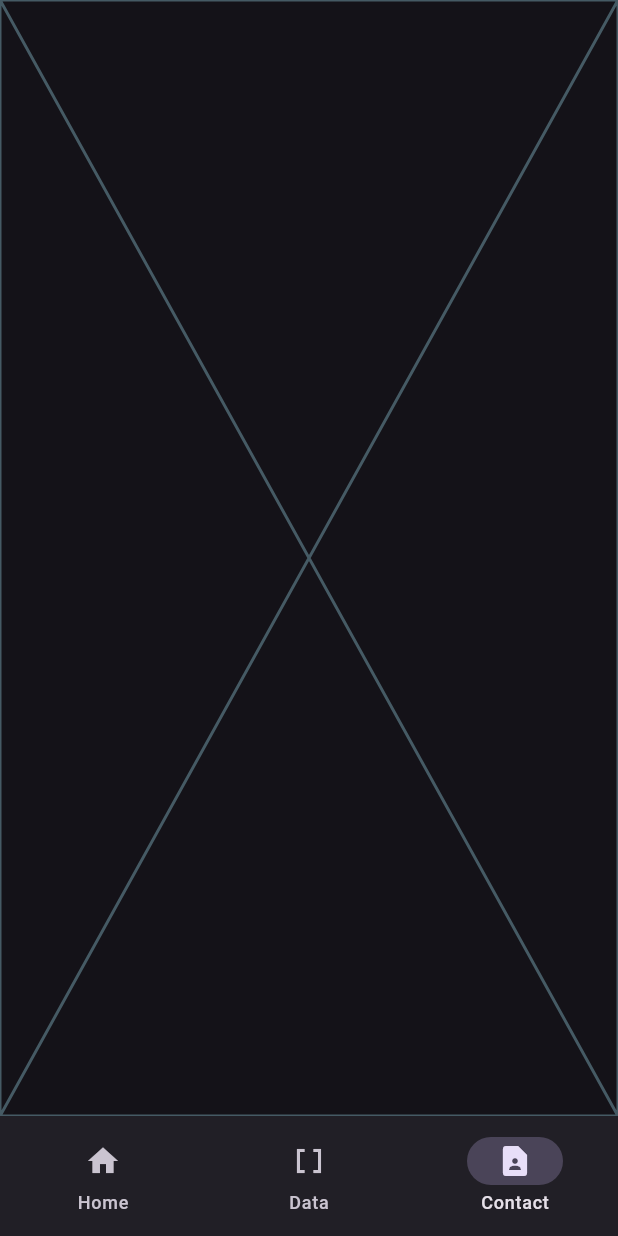
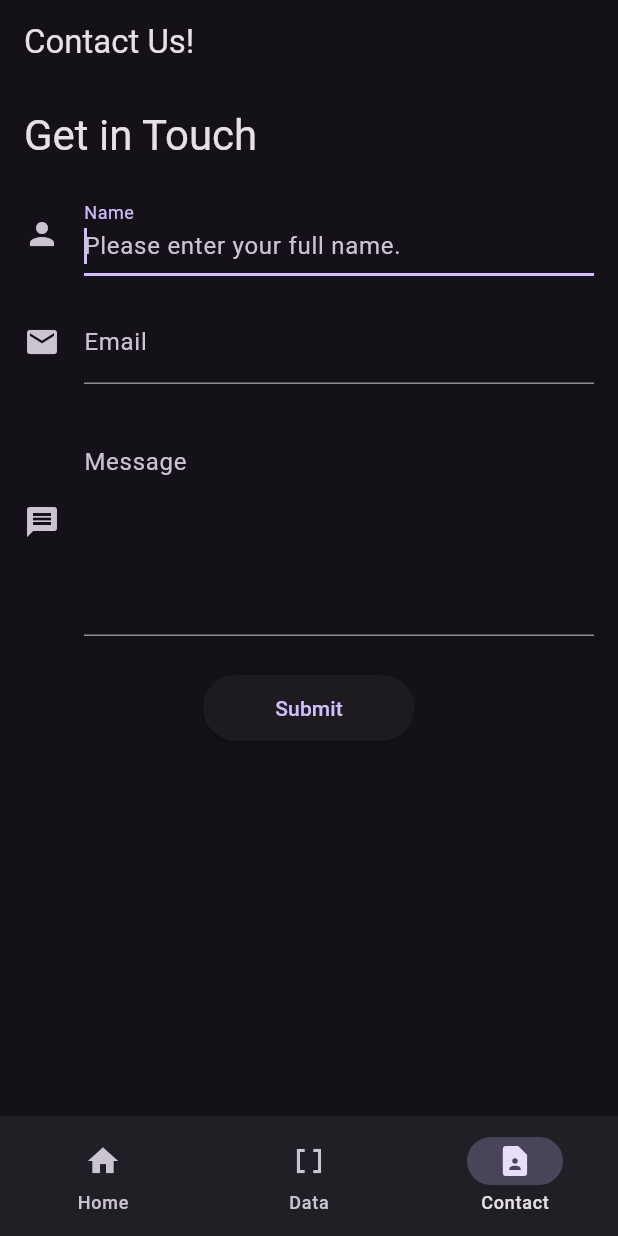
Before and after one commit to cald0145/flutter_navigation_app, a Flutter app: the screen it shows after launch, item 3 of the bottom bar chosen, on a phone screen of 412 x 824 dp. Run offline on Flutter 3.47's test engine with Material 3 defaults, Android fonts, the phone set to English and light mode, and no system bars; network calls fail.

Commit message:
Add ContactPage and DataPage; update main screen navigation implement pokemon api using http package, sceondary requests for pokemon information, handle api response parsing and errors, data display feature, implement async data handling, grid view with card widgets for pokemon data display pokemon name, type, and height proper error handling for api calls

```diff
--- a/lib/main.dart
+++ b/lib/main.dart
@@ -36,8 +36,8 @@ class _MainScreenState extends State<MainScreen> {
     return Scaffold(
       body: <Widget>[
         const HomePage(),
-        const Placeholder(), // DataScreen will go here
-        const Placeholder(), // ContactScreen will go here
+        const DataPage(),
+        const ContactPage(),
       ][currentPageIndex],
       bottomNavigationBar: NavigationBar(
         onDestinationSelected: (int index) {
--- a/lib/screens/contact_page.dart
+++ b/lib/screens/contact_page.dart
@@ -0,0 +1,150 @@
+import 'package:flutter/material.dart';
+
+class ContactPage extends StatefulWidget {
+  const ContactPage({super.key});
+
+  @override
+  State<ContactPage> createState() => _ContactPageState();
+}
+
+class _ContactPageState extends State<ContactPage> {
+  // create form key for validation and saving
+  final _formKey = GlobalKey<FormState>();
+
+  // form field controllers
+  final _nameController = TextEditingController();
+  final _emailController = TextEditingController();
+  final _messageController = TextEditingController();
+
+  @override
+  void dispose() {
+    // clean up controllers when widget is disposed
+    _nameController.dispose();
+    _emailController.dispose();
+    _messageController.dispose();
+    super.dispose();
+  }
+
+  // handle form submission
+  void _submitForm() {
+    if (_formKey.currentState!.validate()) {
+      _formKey.currentState!.save();
+      // show success message
+      ScaffoldMessenger.of(context).showSnackBar(
+        const SnackBar(content: Text('Your form has been submitted successfully!')),
+      );
+      // clear form
+      _formKey.currentState!.reset();
+    }
+  }
+
+  @override
+  Widget build(BuildContext context) {
+    return Scaffold(
+      appBar: AppBar(
+        title: const Text('Contact Us!'),
+      ),
+      body: SingleChildScrollView(
+        padding: const EdgeInsets.all(16.0),
+        child: Form(
+          key: _formKey,
+          child: Column(
+            crossAxisAlignment: CrossAxisAlignment.start,
+            children: [
+              Text(
+                'Get in Touch',
+                style: Theme.of(context).textTheme.headlineMedium,
+              ),
+              const SizedBox(height: 20),
+              TextFormField(
+                controller: _nameController,
+                autofocus: true,
+                keyboardType: TextInputType.name,
+                textInputAction: TextInputAction.next,
+                decoration: const InputDecoration(
+                  icon: Icon(Icons.person),
+                  labelText: 'Name',
+                  hintText: 'Please enter your full name.',
+                ),
+                validator: (value) {
+                  if (value == null || value.isEmpty) {
+                    return 'Please enter your name properly!';
+                  }
+                  return null;
+                },
+                onSaved: (value) {
+                  // save name value
+                  print('Name saved: $value');
+                },
+              ),
+              const SizedBox(height: 16),
+              TextFormField(
+                controller: _emailController,
+                keyboardType: TextInputType.emailAddress,
+                textInputAction: TextInputAction.next,
+                decoration: const InputDecoration(
+                  icon: Icon(Icons.email),
+                  labelText: 'Email',
+                  hintText: 'please enter your email address.',
+                ),
+                validator: (value) {
+                  if (value == null || value.isEmpty) {
+                    return 'Whoops, please enter your email!';
+                  }
+                  if (!RegExp(r'^[\w-\.]+@([\w-]+\.)+[\w-]{2,4}$')
+                      .hasMatch(value)) {
+                    return 'Oh no, please enter a valid email address!';
+                  }
+                  return null;
+                },
+                onSaved: (value) {
+                  // save email value
+                  print('Email saved: $value');
+                },
+              ),
+              const SizedBox(height: 16),
+              TextFormField(
+                controller: _messageController,
+                keyboardType: TextInputType.multiline,
+                textInputAction: TextInputAction.newline,
+                maxLines: 5,
+                decoration: const InputDecoration(
+                  icon: Icon(Icons.message),
+                  labelText: 'Message',
+                  hintText: 'Enter your message here, make it nice!',
+                  alignLabelWithHint: true,
+                ),
+                validator: (value) {
+                  if (value == null || value.isEmpty) {
+                    return 'Please enter your message.';
+                  }
+                  if (value.length < 10) {
+                    return 'Message must be at least 10 characters long.';
+                  }
+                  return null;
+                },
+                onSaved: (value) {
+                  // save message value
+                  print('Message saved: $value');
+                },
+              ),
+              const SizedBox(height: 24),
+              Center(
+                child: ElevatedButton(
+                  onPressed: _submitForm,
+                  child: const Padding(
+                    padding: EdgeInsets.symmetric(
+                      horizontal: 24.0,
+                      vertical: 12.0,
+                    ),
+                    child: Text('Submit'),
+                  ),
+                ),
+              ),
+            ],
+          ),
+        ),
+      ),
+    );
+  }
+}
--- a/lib/screens/data_page.dart
+++ b/lib/screens/data_page.dart
@@ -37,10 +37,10 @@ class _DataPageState extends State<DataPage> {
         if (detailResponse.statusCode == 200) {
           final details = json.decode(detailResponse.body);
           pokemonDetails.add({
-            'Name': details['name'],
-            'Height': details['height'],
-            'Weight': details['weight'],
-            'Type': details['types'][0]['type']['name'],
+            'name': details['name'],
+            'height': details['height'],
+            'weight': details['weight'],
+            'type': details['types'][0]['type']['name'],
           });
         }
       }
```
